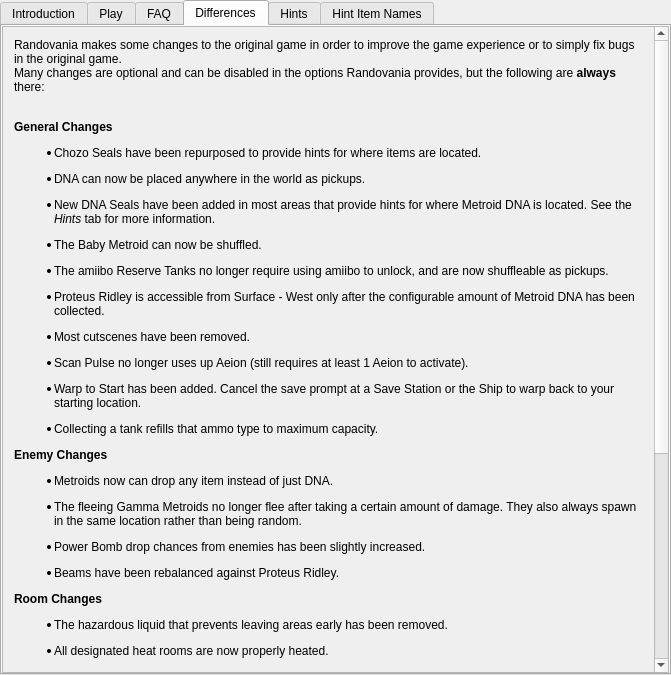
Old version of the form randovania/gui/ui_files/games_tab_samusreturns_widget.ui in the repository randovania/randovania.
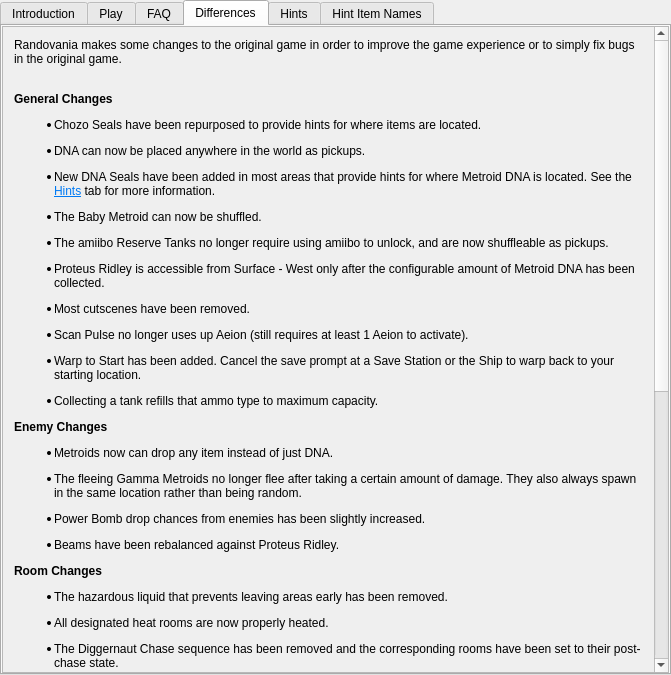
New version of the form. The open tabs and pages were chosen to show the change. Custom widgets are drawn as their Qt base class.

```diff
--- a/randovania/gui/ui_files/games_tab_samusreturns_widget.ui
+++ b/randovania/gui/ui_files/games_tab_samusreturns_widget.ui
@@ -158,7 +158,7 @@
      <item>
       <widget class="QLabel" name="differences_label">
        <property name="text">
-        <string>&lt;html&gt;&lt;head/&gt;&lt;body&gt;&lt;p&gt;Randovania makes some changes to the original game in order to improve the game experience or to simply fix bugs in the original game.&lt;br/&gt;Many changes are optional and can be disabled in the options Randovania provides, but the following are &lt;span style=&quot; font-weight:600;&quot;&gt;always&lt;/span&gt; there:&lt;/p&gt;&lt;p&gt;&lt;br/&gt;&lt;span style=&quot; font-weight:600;&quot;&gt;General Changes&lt;/span&gt;&lt;/p&gt;&lt;ul style=&quot;margin-top: 0px; margin-bottom: 0px; margin-left: 0px; margin-right: 0px; -qt-list-indent: 1;&quot;&gt;&lt;li style=&quot; margin-top:12px; margin-bottom:0px; margin-left:0px; margin-right:0px; -qt-block-indent:0; text-indent:0px;&quot;&gt;Chozo Seals have been repurposed to provide hints for where items are located.&lt;/li&gt;&lt;/ul&gt;&lt;ul style=&quot;margin-top: 0px; margin-bottom: 0px; margin-left: 0px; margin-right: 0px; -qt-list-indent: 1;&quot;&gt;&lt;li style=&quot; margin-top:12px; margin-bottom:0px; margin-left:0px; margin-right:0px; -qt-block-indent:0; text-indent:0px;&quot;&gt;DNA can now be placed anywhere in the world as pickups.&lt;/li&gt;&lt;ul style=&quot;margin-top: 0px; margin-bottom: 0px; margin-left: 0px; margin-right: 0px; -qt-list-indent: 1;&quot;&gt;&lt;li style=&quot; margin-top:12px; margin-bottom:0px; margin-left:0px; margin-right:0px; -qt-block-indent:0; text-indent:0px;&quot;&gt;New DNA Seals have been added in most areas that provide hints for where Metroid DNA is located. See the &lt;span style=&quot; font-style:italic;&quot;&gt;Hints&lt;/span&gt; tab for more information.&lt;/li&gt;&lt;/ul&gt;&lt;li style=&quot; margin-top:12px; margin-bottom:0px; margin-left:0px; margin-right:0px; -qt-block-indent:0; text-indent:0px;&quot;&gt;The Baby Metroid can now be shuffled.&lt;/li&gt;&lt;/ul&gt;&lt;ul style=&quot;margin-top: 0px; margin-bottom: 0px; margin-left: 0px; margin-right: 0px; -qt-list-indent: 1;&quot;&gt;&lt;li style=&quot; margin-top:12px; margin-bottom:0px; margin-left:0px; margin-right:0px; -qt-block-indent:0; text-indent:0px;&quot;&gt;The amiibo Reserve Tanks no longer require using amiibo to unlock, and are now shuffleable as pickups.&lt;/li&gt;&lt;li style=&quot; margin-top:12px; margin-bottom:0px; margin-left:0px; margin-right:0px; -qt-block-indent:0; text-indent:0px;&quot;&gt;Proteus Ridley is accessible from Surface - West only after the configurable amount of Metroid DNA has been collected.&lt;/li&gt;&lt;li style=&quot; margin-top:12px; margin-bottom:0px; margin-left:0px; margin-right:0px; -qt-block-indent:0; text-indent:0px;&quot;&gt;Most cutscenes have been removed.&lt;/li&gt;&lt;li style=&quot; margin-top:12px; margin-bottom:0px; margin-left:0px; margin-right:0px; -qt-block-indent:0; text-indent:0px;&quot;&gt;Scan Pulse no longer uses up Aeion (still requires at least 1 Aeion to activate).&lt;/li&gt;&lt;li style=&quot; margin-top:12px; margin-bottom:0px; margin-left:0px; margin-right:0px; -qt-block-indent:0; text-indent:0px;&quot;&gt;Warp to Start has been added. Cancel the save prompt at a Save Station or the Ship to warp back to your starting location.&lt;/li&gt;&lt;/ul&gt;&lt;ul style=&quot;margin-top: 0px; margin-bottom: 0px; margin-left: 0px; margin-right: 0px; -qt-list-indent: 1;&quot;&gt;&lt;li style=&quot; margin-top:12px; margin-bottom:0px; margin-left:0px; margin-right:0px; -qt-block-indent:0; text-indent:0px;&quot;&gt;Collecting a tank refills that ammo type to maximum capacity.&lt;/li&gt;&lt;/ul&gt;&lt;p&gt;&lt;span style=&quot; font-weight:600;&quot;&gt;Enemy Changes&lt;/span&gt;&lt;/p&gt;&lt;ul style=&quot;margin-top: 0px; margin-bottom: 0px; margin-left: 0px; margin-right: 0px; -qt-list-indent: 1;&quot;&gt;&lt;li style=&quot; margin-top:12px; margin-bottom:0px; margin-left:0px; margin-right:0px; -qt-block-indent:0; text-indent:0px;&quot;&gt;Metroids now can drop any item instead of just DNA.&lt;/li&gt;&lt;/ul&gt;&lt;ul style=&quot;margin-top: 0px; margin-bottom: 0px; margin-left: 0px; margin-right: 0px; -qt-list-indent: 1;&quot;&gt;&lt;li style=&quot; margin-top:12px; margin-bottom:0px; margin-left:0px; margin-right:0px; -qt-block-indent:0; text-indent:0px;&quot;&gt;The fleeing Gamma Metroids no longer flee after taking a certain amount of damage. They also always spawn in the same location rather than being random.&lt;/li&gt;&lt;/ul&gt;&lt;ul style=&quot;margin-top: 0px; margin-bottom: 0px; margin-left: 0px; margin-right: 0px; -qt-list-indent: 1;&quot;&gt;&lt;li style=&quot; margin-top:12px; margin-bottom:0px; margin-left:0px; margin-right:0px; -qt-block-indent:0; text-indent:0px;&quot;&gt;Power Bomb drop chances from enemies has been slightly increased.&lt;/li&gt;&lt;li style=&quot; margin-top:12px; margin-bottom:0px; margin-left:0px; margin-right:0px; -qt-block-indent:0; text-indent:0px;&quot;&gt;Beams have been rebalanced against Proteus Ridley.&lt;/li&gt;&lt;/ul&gt;&lt;p&gt;&lt;span style=&quot; font-weight:600;&quot;&gt;Room Changes&lt;/span&gt;&lt;/p&gt;&lt;ul style=&quot;margin-top: 0px; margin-bottom: 0px; margin-left: 0px; margin-right: 0px; -qt-list-indent: 1;&quot;&gt;&lt;li style=&quot; margin-top:12px; margin-bottom:0px; margin-left:0px; margin-right:0px; -qt-block-indent:0; text-indent:0px;&quot;&gt;The hazardous liquid that prevents leaving areas early has been removed.&lt;/li&gt;&lt;/ul&gt;&lt;ul style=&quot;margin-top: 0px; margin-bottom: 0px; margin-left: 0px; margin-right: 0px; -qt-list-indent: 1;&quot;&gt;&lt;li style=&quot; margin-top:12px; margin-bottom:0px; margin-left:0px; margin-right:0px; -qt-block-indent:0; text-indent:0px;&quot;&gt;All designated heat rooms are now properly heated.&lt;/li&gt;&lt;/ul&gt;&lt;ul style=&quot;margin-top: 0px; margin-bottom: 0px; margin-left: 0px; margin-right: 0px; -qt-list-indent: 1;&quot;&gt;&lt;li style=&quot; margin-top:12px; margin-bottom:0px; margin-left:0px; margin-right:0px; -qt-block-indent:0; text-indent:0px;&quot;&gt;The Diggernaut Chase sequence has been removed and the corresponding rooms have been set to their post-chase state.&lt;/li&gt;&lt;li style=&quot; margin-top:12px; margin-bottom:0px; margin-left:0px; margin-right:0px; -qt-block-indent:0; text-indent:0px;&quot;&gt;The wall blocking the Landing Site from Surface - East after defeating the Queen has been removed.&lt;/li&gt;&lt;li style=&quot; margin-top:12px; margin-bottom:0px; margin-left:0px; margin-right:0px; -qt-block-indent:0; text-indent:0px;&quot;&gt;In the vanilla game, the Surface area where Proteus Ridley resides is a separate map from the starting Surface. These are normally not connected. This has been changed to warp the player to the other Surface map by passing the Baby blocks in the Landing Site. Once enough DNA is collected to access Ridley, you can no longer warp from Surface West to Surface East.&lt;/li&gt;&lt;/ul&gt;&lt;p&gt;&lt;span style=&quot; font-weight:600;&quot;&gt;Door Changes&lt;/span&gt;&lt;/p&gt;&lt;ul style=&quot;margin-top: 0px; margin-bottom: 0px; margin-left: 0px; margin-right: 0px; -qt-list-indent: 1;&quot;&gt;&lt;li style=&quot; margin-top:12px; margin-bottom:0px; margin-left:0px; margin-right:0px; -qt-block-indent:0; text-indent:0px;&quot;&gt;Most Charge Beam doors at the entrance and exit of every area have been changed to Power Beam doors, excluding Area 4 - Crystal Mines and Area 6.&lt;/li&gt;&lt;li style=&quot; margin-top:12px; margin-bottom:0px; margin-left:0px; margin-right:0px; -qt-block-indent:0; text-indent:0px;&quot;&gt;Most beam doors are now double-sided. This simplifies traversing through areas in reverse.&lt;/li&gt;&lt;li style=&quot; margin-top:12px; margin-bottom:0px; margin-left:0px; margin-right:0px; -qt-block-indent:0; text-indent:0px;&quot;&gt;Some one-way doors are now two-way to prevent softlocks or make traversal less restrictive. These include: &lt;br/&gt;&lt;br/&gt;&lt;span style=&quot; font-weight:600;&quot;&gt;Area 1&lt;/span&gt;&lt;br/&gt;&lt;ul type=&quot;circle&quot; style=&quot;margin-top: 0px; margin-bottom: 0px; margin-left: 0px; margin-right: 0px; -qt-list-indent: 2;&quot;&gt;&lt;li style=&quot; margin-top:0px; margin-bottom:0px; margin-left:0px; margin-right:0px; -qt-block-indent:0; text-indent:0px;&quot;&gt;Bomb Chamber to Bomb Chamber Access&lt;/li&gt;&lt;/ul&gt;&lt;/li&gt;&lt;/ul&gt;&lt;ul type=&quot;circle&quot; style=&quot;margin-top: 0px; margin-bottom: 0px; margin-left: 0px; margin-right: 0px; -qt-list-indent: 2;&quot;&gt;&lt;li style=&quot; margin-top:0px; margin-bottom:0px; margin-left:0px; margin-right:0px; -qt-block-indent:0; text-indent:0px;&quot;&gt;Temple Exterior to Inner Temple East Hall &lt;/li&gt;&lt;/ul&gt;&lt;/body&gt;&lt;/html&gt;</string>
+        <string>&lt;html&gt;&lt;head/&gt;&lt;body&gt;&lt;p&gt;Randovania makes some changes to the original game in order to improve the game experience or to simply fix bugs in the original game.&lt;/p&gt;&lt;p&gt;&lt;br/&gt;&lt;span style=&quot; font-weight:600;&quot;&gt;General Changes&lt;/span&gt;&lt;/p&gt;&lt;ul style=&quot;margin-top: 0px; margin-bottom: 0px; margin-left: 0px; margin-right: 0px; -qt-list-indent: 1;&quot;&gt;&lt;li style=&quot; margin-top:12px; margin-bottom:0px; margin-left:0px; margin-right:0px; -qt-block-indent:0; text-indent:0px;&quot;&gt;Chozo Seals have been repurposed to provide hints for where items are located.&lt;/li&gt;&lt;/ul&gt;&lt;ul style=&quot;margin-top: 0px; margin-bottom: 0px; margin-left: 0px; margin-right: 0px; -qt-list-indent: 1;&quot;&gt;&lt;li style=&quot; margin-top:12px; margin-bottom:0px; margin-left:0px; margin-right:0px; -qt-block-indent:0; text-indent:0px;&quot;&gt;DNA can now be placed anywhere in the world as pickups.&lt;/li&gt;&lt;ul style=&quot;margin-top: 0px; margin-bottom: 0px; margin-left: 0px; margin-right: 0px; -qt-list-indent: 1;&quot;&gt;&lt;li style=&quot; margin-top:12px; margin-bottom:0px; margin-left:0px; margin-right:0px; -qt-block-indent:0; text-indent:0px;&quot;&gt;New DNA Seals have been added in most areas that provide hints for where Metroid DNA is located. See the &lt;a href=&quot;tab:/Hints&quot;&gt;&lt;span style=&quot; text-decoration: underline; color:#007af4;&quot;&gt;Hints&lt;/span&gt;&lt;/a&gt; tab for more information.&lt;/li&gt;&lt;/ul&gt;&lt;li style=&quot; margin-top:12px; margin-bottom:0px; margin-left:0px; margin-right:0px; -qt-block-indent:0; text-indent:0px;&quot;&gt;The Baby Metroid can now be shuffled.&lt;/li&gt;&lt;/ul&gt;&lt;ul style=&quot;margin-top: 0px; margin-bottom: 0px; margin-left: 0px; margin-right: 0px; -qt-list-indent: 1;&quot;&gt;&lt;li style=&quot; margin-top:12px; margin-bottom:0px; margin-left:0px; margin-right:0px; -qt-block-indent:0; text-indent:0px;&quot;&gt;The amiibo Reserve Tanks no longer require using amiibo to unlock, and are now shuffleable as pickups.&lt;/li&gt;&lt;li style=&quot; margin-top:12px; margin-bottom:0px; margin-left:0px; margin-right:0px; -qt-block-indent:0; text-indent:0px;&quot;&gt;Proteus Ridley is accessible from Surface - West only after the configurable amount of Metroid DNA has been collected.&lt;/li&gt;&lt;li style=&quot; margin-top:12px; margin-bottom:0px; margin-left:0px; margin-right:0px; -qt-block-indent:0; text-indent:0px;&quot;&gt;Most cutscenes have been removed.&lt;/li&gt;&lt;li style=&quot; margin-top:12px; margin-bottom:0px; margin-left:0px; margin-right:0px; -qt-block-indent:0; text-indent:0px;&quot;&gt;Scan Pulse no longer uses up Aeion (still requires at least 1 Aeion to activate).&lt;/li&gt;&lt;li style=&quot; margin-top:12px; margin-bottom:0px; margin-left:0px; margin-right:0px; -qt-block-indent:0; text-indent:0px;&quot;&gt;Warp to Start has been added. Cancel the save prompt at a Save Station or the Ship to warp back to your starting location.&lt;/li&gt;&lt;/ul&gt;&lt;ul style=&quot;margin-top: 0px; margin-bottom: 0px; margin-left: 0px; margin-right: 0px; -qt-list-indent: 1;&quot;&gt;&lt;li style=&quot; margin-top:12px; margin-bottom:0px; margin-left:0px; margin-right:0px; -qt-block-indent:0; text-indent:0px;&quot;&gt;Collecting a tank refills that ammo type to maximum capacity.&lt;/li&gt;&lt;/ul&gt;&lt;p&gt;&lt;span style=&quot; font-weight:600;&quot;&gt;Enemy Changes&lt;/span&gt;&lt;/p&gt;&lt;ul style=&quot;margin-top: 0px; margin-bottom: 0px; margin-left: 0px; margin-right: 0px; -qt-list-indent: 1;&quot;&gt;&lt;li style=&quot; margin-top:12px; margin-bottom:0px; margin-left:0px; margin-right:0px; -qt-block-indent:0; text-indent:0px;&quot;&gt;Metroids now can drop any item instead of just DNA.&lt;/li&gt;&lt;/ul&gt;&lt;ul style=&quot;margin-top: 0px; margin-bottom: 0px; margin-left: 0px; margin-right: 0px; -qt-list-indent: 1;&quot;&gt;&lt;li style=&quot; margin-top:12px; margin-bottom:0px; margin-left:0px; margin-right:0px; -qt-block-indent:0; text-indent:0px;&quot;&gt;The fleeing Gamma Metroids no longer flee after taking a certain amount of damage. They also always spawn in the same location rather than being random.&lt;/li&gt;&lt;/ul&gt;&lt;ul style=&quot;margin-top: 0px; margin-bottom: 0px; margin-left: 0px; margin-right: 0px; -qt-list-indent: 1;&quot;&gt;&lt;li style=&quot; margin-top:12px; margin-bottom:0px; margin-left:0px; margin-right:0px; -qt-block-indent:0; text-indent:0px;&quot;&gt;Power Bomb drop chances from enemies has been slightly increased.&lt;/li&gt;&lt;li style=&quot; margin-top:12px; margin-bottom:0px; margin-left:0px; margin-right:0px; -qt-block-indent:0; text-indent:0px;&quot;&gt;Beams have been rebalanced against Proteus Ridley.&lt;/li&gt;&lt;/ul&gt;&lt;p&gt;&lt;span style=&quot; font-weight:600;&quot;&gt;Room Changes&lt;/span&gt;&lt;/p&gt;&lt;ul style=&quot;margin-top: 0px; margin-bottom: 0px; margin-left: 0px; margin-right: 0px; -qt-list-indent: 1;&quot;&gt;&lt;li style=&quot; margin-top:12px; margin-bottom:0px; margin-left:0px; margin-right:0px; -qt-block-indent:0; text-indent:0px;&quot;&gt;The hazardous liquid that prevents leaving areas early has been removed.&lt;/li&gt;&lt;/ul&gt;&lt;ul style=&quot;margin-top: 0px; margin-bottom: 0px; margin-left: 0px; margin-right: 0px; -qt-list-indent: 1;&quot;&gt;&lt;li style=&quot; margin-top:12px; margin-bottom:0px; margin-left:0px; margin-right:0px; -qt-block-indent:0; text-indent:0px;&quot;&gt;All designated heat rooms are now properly heated.&lt;/li&gt;&lt;/ul&gt;&lt;ul style=&quot;margin-top: 0px; margin-bottom: 0px; margin-left: 0px; margin-right: 0px; -qt-list-indent: 1;&quot;&gt;&lt;li style=&quot; margin-top:12px; margin-bottom:0px; margin-left:0px; margin-right:0px; -qt-block-indent:0; text-indent:0px;&quot;&gt;The Diggernaut Chase sequence has been removed and the corresponding rooms have been set to their post-chase state.&lt;/li&gt;&lt;li style=&quot; margin-top:12px; margin-bottom:0px; margin-left:0px; margin-right:0px; -qt-block-indent:0; text-indent:0px;&quot;&gt;The wall blocking the Landing Site from Surface - East after defeating the Queen has been removed.&lt;/li&gt;&lt;li style=&quot; margin-top:12px; margin-bottom:0px; margin-left:0px; margin-right:0px; -qt-block-indent:0; text-indent:0px;&quot;&gt;In the vanilla game, the Surface area where Proteus Ridley resides is a separate map from the starting Surface. These are normally not connected. This has been changed to warp the player to the other Surface map by passing the Baby blocks in the Landing Site. Once enough DNA is collected to access Ridley, you can no longer warp from Surface West to Surface East.&lt;/li&gt;&lt;/ul&gt;&lt;p&gt;&lt;span style=&quot; font-weight:600;&quot;&gt;Door Changes&lt;/span&gt;&lt;/p&gt;&lt;ul style=&quot;margin-top: 0px; margin-bottom: 0px; margin-left: 0px; margin-right: 0px; -qt-list-indent: 1;&quot;&gt;&lt;li style=&quot; margin-top:12px; margin-bottom:0px; margin-left:0px; margin-right:0px; -qt-block-indent:0; text-indent:0px;&quot;&gt;Most Charge Beam doors at the entrance and exit of every area have been changed to Power Beam doors, excluding Area 4 - Crystal Mines and Area 6.&lt;/li&gt;&lt;li style=&quot; margin-top:12px; margin-bottom:0px; margin-left:0px; margin-right:0px; -qt-block-indent:0; text-indent:0px;&quot;&gt;Most beam doors are now double-sided. This simplifies traversing through areas in reverse.&lt;/li&gt;&lt;li style=&quot; margin-top:12px; margin-bottom:0px; margin-left:0px; margin-right:0px; -qt-block-indent:0; text-indent:0px;&quot;&gt;Some one-way doors are now two-way to prevent softlocks or make traversal less restrictive. These include: &lt;br/&gt;&lt;br/&gt;&lt;span style=&quot; font-weight:600;&quot;&gt;Area 1&lt;/span&gt;&lt;br/&gt;&lt;/li&gt;&lt;/ul&gt;&lt;ul type=&quot;circle&quot; style=&quot;margin-top: 0px; margin-bottom: 0px; margin-left: 0px; margin-right: 0px; -qt-list-indent: 2;&quot;&gt;&lt;li style=&quot; margin-top:0px; margin-bottom:0px; margin-left:0px; margin-right:0px; -qt-block-indent:0; text-indent:0px;&quot;&gt;Bomb Chamber to Bomb Chamber Access&lt;/li&gt;&lt;ul type=&quot;circle&quot; style=&quot;margin-top: 0px; margin-bottom: 0px; margin-left: 0px; margin-right: 0px; -qt-list-indent: 2;&quot;&gt;&lt;li style=&quot; margin-top:0px; margin-bottom:0px; margin-left:0px; margin-right:0px; -qt-block-indent:0; text-indent:0px;&quot;&gt;Temple Exterior to Inner Temple East Hall &lt;/li&gt;&lt;/ul&gt;&lt;li style=&quot; margin-top:0px; margin-bottom:0px; margin-left:0px; margin-right:0px; -qt-block-indent:0; text-indent:0px;&quot;&gt;Exterior Alpha Arena to Temple Exterior&lt;/li&gt;&lt;p&gt;&lt;span style=&quot; font-weight:600;&quot;&gt;Area 3&lt;/span&gt;&lt;/p&gt;&lt;li style=&quot; margin-top:0px; margin-bottom:0px; margin-left:0px; margin-right:0px; -qt-block-indent:0; text-indent:0px;&quot;&gt;The one-way doors in Transport to Area 2 and Transport to Area 4&lt;/li&gt;&lt;p&gt;&lt;span style=&quot; font-weight:600;&quot;&gt;Area 4&lt;/span&gt;&lt;/p&gt;&lt;ul type=&quot;circle&quot; style=&quot;margin-top: 0px; margin-bottom: 0px; margin-left: 0px; margin-right: 0px; -qt-list-indent: 2;&quot;&gt;&lt;li style=&quot; margin-top:0px; margin-bottom:0px; margin-left:0px; margin-right:0px; -qt-block-indent:0; text-indent:0px;&quot;&gt;Caves Intersection Terminal to Transport to Area 3 and Crystal Mines&lt;/li&gt;&lt;/ul&gt;&lt;li style=&quot; margin-top:0px; margin-bottom:0px; margin-left:0px; margin-right:0px; -qt-block-indent:0; text-indent:0px;&quot;&gt;Mines Intersection Terminal to Super Missile Chamber&lt;/li&gt;&lt;p&gt;&lt;span style=&quot; font-weight:600;&quot;&gt;Area 5&lt;/span&gt;&lt;/p&gt;&lt;li style=&quot; margin-top:0px; margin-bottom:0px; margin-left:0px; margin-right:0px; -qt-block-indent:0; text-indent:0px;&quot;&gt;Plasma Beam Chamber to Grapple Shuffler and Autrack Acropolis&lt;/li&gt;&lt;li style=&quot; margin-top:0px; margin-bottom:0px; margin-left:0px; margin-right:0px; -qt-block-indent:0; text-indent:0px;&quot;&gt;Gravity Suit Chamber to Gravity Suit Chamber Access&lt;/li&gt;&lt;/ul&gt;&lt;/body&gt;&lt;/html&gt;</string>
        </property>
        <property name="alignment">
         <set>Qt::AlignLeading|Qt::AlignLeft|Qt::AlignTop</set>
```
